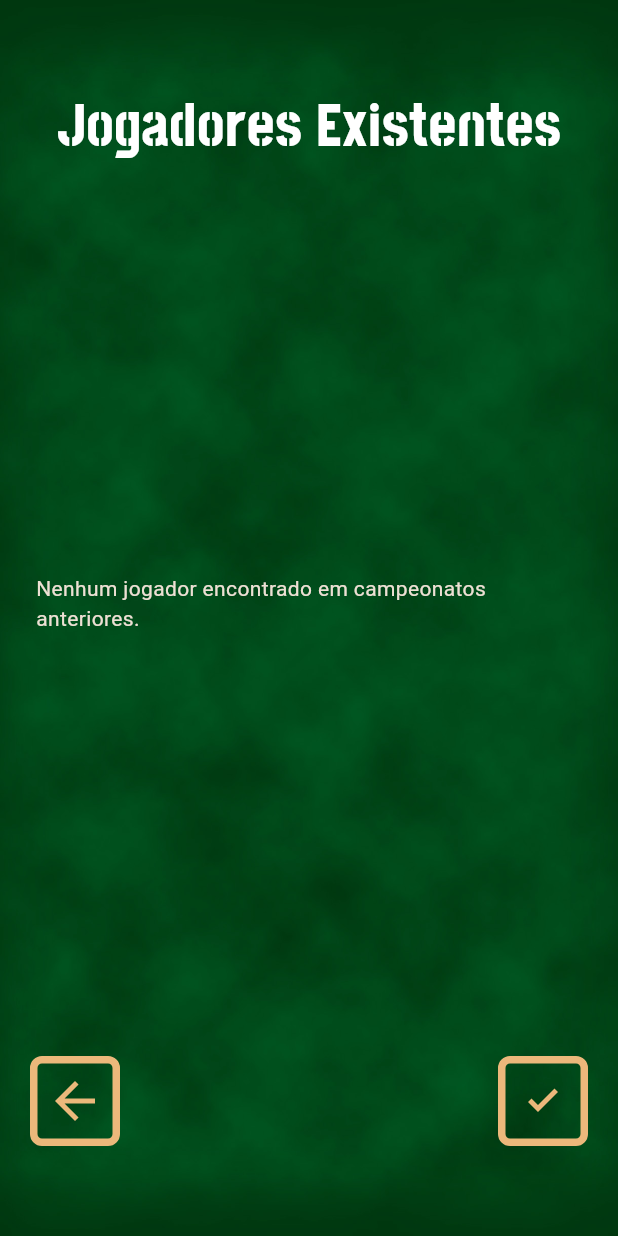
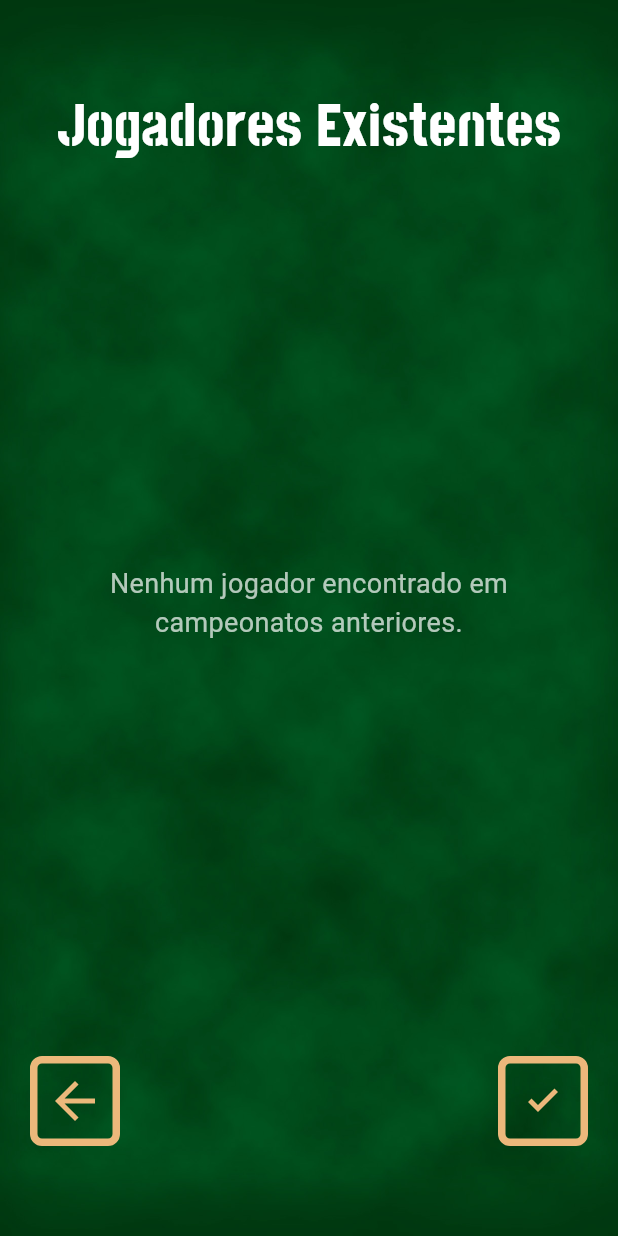
Before and after one commit to Samuelribeiro99/the-championship-manager, a Flutter app: the TelaJogadoresExistentes screen opened directly with empty values, on a phone screen of 412 x 824 dp. Run offline on Flutter 3.47's test engine with Material 3 defaults, Android fonts, the light colour scheme and no system bars; our stand-ins replace cloud_firestore, firebase_auth, firebase_core, flutter_svg, vibration; accounts and stored records are empty.

```diff
--- a/app/lib/tela_jogadores_existentes.dart
+++ b/app/lib/tela_jogadores_existentes.dart
@@ -78,7 +78,11 @@ class _TelaJogadoresExistentesState extends State<TelaJogadoresExistentes> {
                     return const Center(child: CircularProgressIndicator());
                   }
                   if (!snapshot.hasData || snapshot.data!.isEmpty) {
-                    return const Center(child: Text('Nenhum jogador encontrado em campeonatos anteriores.'));
+                    return const Center(child: Text(
+                      'Nenhum jogador encontrado em campeonatos anteriores.',
+                      textAlign: TextAlign.center,
+                      style: TextStyle(fontSize: 18, color: Colors.white70),
+                    ));
                   }
 
                   final todosJogadores = snapshot.data!;
@@ -88,7 +92,11 @@ class _TelaJogadoresExistentesState extends State<TelaJogadoresExistentes> {
                       .toList();
 
                   if (jogadoresParaExibir.isEmpty) {
-                    return const Center(child: Text('Todos os jogadores existentes já foram adicionados.'));
+                    return const Center(child: Text(
+                      'Todos os jogadores existentes já foram adicionados.',
+                      textAlign: TextAlign.center,
+                      style: TextStyle(fontSize: 18, color: Colors.white70),
+                    ));
                   }
 
                   return ListView.builder(
```
Also changed, not shown: app/lib/tela_configuracoes.dart (+35 -10 lines).
